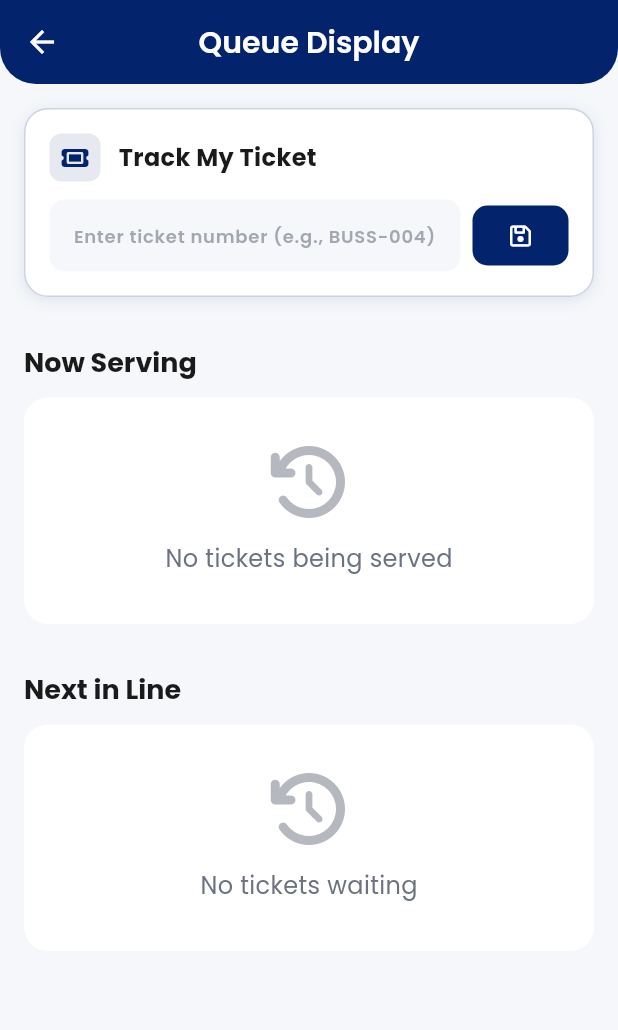
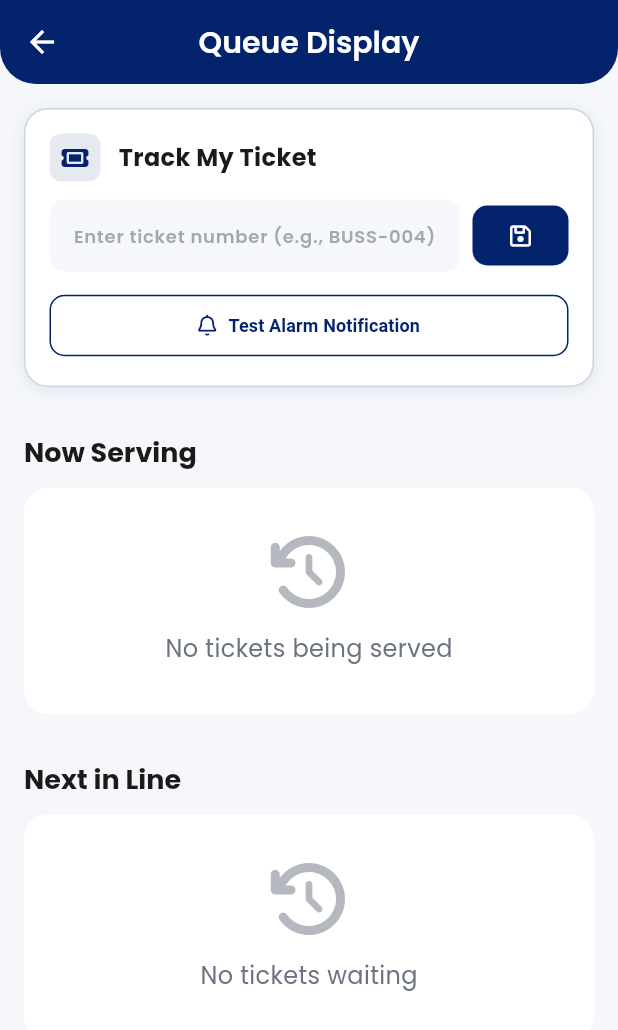
Before and after one commit to ZerpStvn/CPUQ-Mobile, a Flutter app: the screen it shows after launch, after a tap on "CQueue", on a phone screen of 412 x 824 dp. Shown: the top 1030 px of the screen. Run offline on Flutter 3.47's test engine with Material 3 defaults, Android fonts, the phone set to English and light mode, and no system bars; our stand-ins replace flutter_dotenv, flutter_local_notifications, flutter_riverpod, font_awesome_flutter, google_fonts, permission_handler and 2 more; accounts and stored records are empty.

Commit message:
Enhance notification system and update permissions
- Added new permissions for alarm and wake features in AndroidManifest.xml
- Refactored main.dart to initialize saved ticket service and listen for notifications
- Implemented global notification logic in queue_providers.dart
- Enhanced notification service with critical alerts and improved user feedback
- Updated queue_display_page.dart to include a test notification button
- Cleaned up UI elements in homepge.dart and queue_display_page.dart
- Added Podfile and Podfile.lock for iOS dependencies

```diff
--- a/lib/main.dart
+++ b/lib/main.dart
@@ -1,15 +1,16 @@
 import 'package:cpuq/services/notification_service.dart';
+import 'package:cpuq/services/saved_ticket_service.dart';
 import 'package:cpuq/services/supabase_service.dart';
 import 'package:cpuq/utils/global_theme.dart';
-import 'package:cpuq/view/homepge.dart';
 import 'package:cpuq/view/splash_screen.dart';
+import 'package:cpuq/providers/queue_providers.dart';
 import 'package:flutter/material.dart';
 import 'package:flutter/services.dart';
 import 'package:flutter_riverpod/flutter_riverpod.dart';
 
 void main() async {
   WidgetsFlutterBinding.ensureInitialized();
-//test
+
   // Initialize Supabase
   await SupabaseService.initialize();
 
@@ -28,11 +29,32 @@ void main() async {
   runApp(const ProviderScope(child: MyApp()));
 }
 
-class MyApp extends StatelessWidget {
+class MyApp extends ConsumerStatefulWidget {
   const MyApp({super.key});
 
   @override
+  ConsumerState<MyApp> createState() => _MyAppState();
+}
+
+class _MyAppState extends ConsumerState<MyApp> {
+  @override
+  void initState() {
+    super.initState();
+    _initSavedTicket();
+  }
+
+  Future<void> _initSavedTicket() async {
+    final ticket = await SavedTicketService.getSavedTicketNumber();
+    if (ticket != null) {
+      ref.read(savedTicketProvider.notifier).state = ticket;
+    }
+  }
+
+  @override
   Widget build(BuildContext context) {
+    // Start listening to the global notification provider
+    ref.listen(queueNotificationProvider, (_, __) {});
+
     return MaterialApp(
       title: 'CPU University',
       debugShowCheckedModeBanner: false,
--- a/lib/providers/queue_providers.dart
+++ b/lib/providers/queue_providers.dart
@@ -1,6 +1,8 @@
 import 'package:cpuq/models/queue/department.dart';
 import 'package:cpuq/models/queue/queue_ticket.dart';
 import 'package:cpuq/repositories/queue_repository.dart';
+import 'package:cpuq/services/notification_service.dart';
+import 'package:cpuq/services/saved_ticket_service.dart';
 import 'package:flutter_riverpod/flutter_riverpod.dart';
 
 // Repository provider
@@ -21,6 +23,9 @@ final waitingTicketsStreamProvider =
   final repository = ref.watch(queueRepositoryProvider);
   return repository.streamWaitingTickets(departmentId: departmentId);
 });
+
+// Provider for the saved ticket number (sync with SharedPreferences)
+final savedTicketProvider = StateProvider<String?>((ref) => null);
 
 // Info class for tracking a specific ticket
 class TrackedTicketInfo {
@@ -47,6 +52,46 @@ final myTrackedTicketProvider = Provider.family<TrackedTicketInfo, String>((ref,
   return TrackedTicketInfo(ticket: null, position: null);
 });
 
+// Global Notification Logic Provider
+// This provider is designed to be "listened" to at the app level
+final queueNotificationProvider = Provider((ref) {
+  final ticketNumber = ref.watch(savedTicketProvider);
+  if (ticketNumber == null) return;
+
+  // Track state to avoid duplicate notifications
+  String? lastNotifiedStatus;
+  int? lastNotifiedPosition;
+
+  ref.listen<TrackedTicketInfo>(myTrackedTicketProvider(ticketNumber), (previous, next) {
+    if (next.ticket == null) return;
+
+    final ticket = next.ticket!;
+    final position = next.position;
+
+    // 1. Check for Serving Status
+    if (ticket.status == 'serving' && lastNotifiedStatus != 'serving') {
+      lastNotifiedStatus = 'serving';
+      NotificationService().showNowServingNotification(
+        ticketNumber: ticket.ticketNumber,
+        windowName: ticket.windowName ?? 'Counter',
+      );
+    }
+    // 2. Check for Position Updates
+    else if (position != null && position != lastNotifiedPosition) {
+      if (position == 1) {
+        lastNotifiedPosition = 1;
+        NotificationService().showNextInLineNotification(ticketNumber: ticket.ticketNumber);
+      } else if (position <= 3) {
+        lastNotifiedPosition = position;
+        NotificationService().showPositionUpdateNotification(
+          ticketNumber: ticket.ticketNumber,
+          position: position,
+        );
+      }
+    }
+  });
+});
+
 // Stream provider for departments
 final departmentsStreamProvider = StreamProvider<List<Department>>((ref) {
   final repository = ref.watch(queueRepositoryProvider);
--- a/lib/view/homepge.dart
+++ b/lib/view/homepge.dart
@@ -359,7 +359,7 @@ class HomeContent extends StatelessWidget {
                 title: 'Grades',
                 subtitle: 'Check results',
                 icon: FontAwesomeIcons.chartLine,
-                gradient:LinearGradient(
+                gradient: LinearGradient(
                   begin: Alignment.topLeft,
                   end: Alignment.bottomRight,
                   colors: [Colors.grey[400]!, Colors.grey[600]!],
@@ -509,10 +509,11 @@ class HomeContent extends StatelessWidget {
       borderRadius: BorderRadius.circular(14),
       child: Column(
         mainAxisAlignment: MainAxisAlignment.center,
+        mainAxisSize: MainAxisSize.min,
         children: [
           Container(
-            width: 60,
-            height: 60,
+            width: 56,
+            height: 56,
             decoration: BoxDecoration(
               color: neutralWhite,
               borderRadius: BorderRadius.circular(14),
@@ -527,13 +528,14 @@ class HomeContent extends StatelessWidget {
             child: Center(
               child: FaIcon(
                 service.icon,
-                size: 26,
+                size: 24,
                 color: service.iconColor ?? primaryColor,
               ),
             ),
           ),
-          const SizedBox(height: 10),
-          Text(
+          const SizedBox(height: 6),
+          Flexible(
+            child: Text(
               service.title,
               style: Theme.of(context).textTheme.bodySmall?.copyWith(
                 fontWeight: FontWeight.w600,
@@ -543,6 +545,7 @@ class HomeContent extends StatelessWidget {
               textAlign: TextAlign.center,
               maxLines: 2,
               overflow: TextOverflow.ellipsis,
+            ),
           ),
         ],
       ),
--- a/lib/view/queue_display_page.dart
+++ b/lib/view/queue_display_page.dart
@@ -80,7 +80,9 @@ class _QueueDisplayPageState extends ConsumerState<QueueDisplayPage> {
     if (mounted) {
       ScaffoldMessenger.of(context).showSnackBar(
         SnackBar(
-          content: Text('Ticket $ticketNumber saved. You\'ll be notified when it\'s your turn!'),
+          content: Text(
+            'Ticket $ticketNumber saved. You\'ll be notified when it\'s your turn!',
+          ),
           backgroundColor: primaryColor,
         ),
       );
@@ -95,6 +97,26 @@ class _QueueDisplayPageState extends ConsumerState<QueueDisplayPage> {
       _lastNotifiedStatus = null;
       _lastNotifiedPosition = null;
     });
+  }
+
+  // Test notification method
+  Future<void> _sendTestNotification() async {
+    await NotificationService().showNowServingNotification(
+      ticketNumber: 'TEST-001',
+      windowName: 'Counter 1',
+    );
+
+    if (mounted) {
+      ScaffoldMessenger.of(context).showSnackBar(
+        const SnackBar(
+          content: Text(
+            'Test notification sent! Put app in background to see it.',
+          ),
+          backgroundColor: Colors.green,
+          duration: Duration(seconds: 3),
+        ),
+      );
+    }
   }
 
   // Handle notifications based on real-time ticket info
@@ -123,7 +145,9 @@ class _QueueDisplayPageState extends ConsumerState<QueueDisplayPage> {
         NotificationService().showNextInLineNotification(
           ticketNumber: ticket.ticketNumber,
         );
-      } else if (position > 1 && position <= 3 && _lastNotifiedPosition != position) {
+      } else if (position > 1 &&
+          position <= 3 &&
+          _lastNotifiedPosition != position) {
         _lastNotifiedPosition = position;
         NotificationService().showPositionUpdateNotification(
           ticketNumber: ticket.ticketNumber,
@@ -223,12 +247,30 @@ class _QueueDisplayPageState extends ConsumerState<QueueDisplayPage> {
                   ),
                   elevation: 0,
                 ),
-                child: const FaIcon(
-                  FontAwesomeIcons.floppyDisk,
-                  size: 16,
+                child: const FaIcon(FontAwesomeIcons.floppyDisk, size: 16),
+              ),
+            ],
+          ),
+          const SizedBox(height: 12),
+          // Test notification button
+          SizedBox(
+            width: double.infinity,
+            child: OutlinedButton.icon(
+              onPressed: _sendTestNotification,
+              style: OutlinedButton.styleFrom(
+                foregroundColor: primaryColor,
+                side: const BorderSide(color: primaryColor),
+                padding: const EdgeInsets.symmetric(vertical: 12),
+                shape: RoundedRectangleBorder(
+                  borderRadius: BorderRadius.circular(10),
                 ),
               ),
-            ],
+              icon: const FaIcon(FontAwesomeIcons.bell, size: 14),
+              label: const Text(
+                'Test Alarm Notification',
+                style: TextStyle(fontSize: 12, fontWeight: FontWeight.w600),
+              ),
+            ),
           ),
         ],
       ),
@@ -252,7 +294,9 @@ class _QueueDisplayPageState extends ConsumerState<QueueDisplayPage> {
         borderRadius: BorderRadius.circular(20),
         boxShadow: [
           BoxShadow(
-            color: (isServing ? primaryColor : secondaryColor).withValues(alpha: 0.3),
+            color: (isServing ? primaryColor : secondaryColor).withValues(
+              alpha: 0.3,
+            ),
             blurRadius: 16,
             offset: const Offset(0, 6),
           ),
@@ -369,6 +413,14 @@ class _QueueDisplayPageState extends ConsumerState<QueueDisplayPage> {
             ),
           ] else if (!isServing && position != null) ...[
             const SizedBox(height: 12),
+            Text(
+              'Your position in line: $position',
+              style: TextStyle(
+                color: textDark.withValues(alpha: 0.8),
+                fontSize: 14,
+                fontWeight: FontWeight.w600,
+              ),
+            ),
           ],
         ],
       ),
@@ -407,10 +459,7 @@ class _QueueDisplayPageState extends ConsumerState<QueueDisplayPage> {
                 const SizedBox(height: 4),
                 Text(
                   'Ticket $_savedTicketNumber may have been completed',
-                  style: TextStyle(
-                    fontSize: 12,
-                    color: textGray,
-                  ),
+                  style: TextStyle(fontSize: 12, color: textGray),
                 ),
               ],
             ),
@@ -459,7 +508,9 @@ class _QueueDisplayPageState extends ConsumerState<QueueDisplayPage> {
           if (_savedTicketNumber != null)
             Consumer(
               builder: (context, ref, child) {
-                final info = ref.watch(myTrackedTicketProvider(_savedTicketNumber!));
+                final info = ref.watch(
+                  myTrackedTicketProvider(_savedTicketNumber!),
+                );
 
                 // Trigger notifications here based on state changes
                 WidgetsBinding.instance.addPostFrameCallback((_) {
@@ -481,7 +532,10 @@ class _QueueDisplayPageState extends ConsumerState<QueueDisplayPage> {
               builder: (context, ref, child) {
                 String? deptId;
                 if (_savedTicketNumber != null) {
-                  deptId = ref.watch(myTrackedTicketProvider(_savedTicketNumber!)).ticket?.departmentId;
+                  deptId = ref
+                      .watch(myTrackedTicketProvider(_savedTicketNumber!))
+                      .ticket
+                      ?.departmentId;
                 }
                 return _buildQueueDisplay(context, ref, deptId);
               },
@@ -497,10 +551,12 @@ class _QueueDisplayPageState extends ConsumerState<QueueDisplayPage> {
     WidgetRef ref,
     String? departmentId,
   ) {
-    final servingTicketsAsync =
-        ref.watch(servingTicketsStreamProvider(departmentId));
-    final waitingTicketsAsync =
-        ref.watch(waitingTicketsStreamProvider(departmentId));
+    final servingTicketsAsync = ref.watch(
+      servingTicketsStreamProvider(departmentId),
+    );
+    final waitingTicketsAsync = ref.watch(
+      waitingTicketsStreamProvider(departmentId),
+    );
 
     return RefreshIndicator(
       onRefresh: () async {
@@ -619,17 +675,15 @@ class _QueueDisplayPageState extends ConsumerState<QueueDisplayPage> {
           ),
           // Data Rows
           ...sortedTickets.map((ticket) {
-            final isLast = sortedTickets.indexOf(ticket) == sortedTickets.length - 1;
+            final isLast =
+                sortedTickets.indexOf(ticket) == sortedTickets.length - 1;
             return Container(
               padding: const EdgeInsets.symmetric(vertical: 16, horizontal: 20),
               decoration: BoxDecoration(
                 border: isLast
                     ? null
                     : Border(
-                        bottom: BorderSide(
-                          color: backgroundGray,
-                          width: 1,
-                        ),
+                        bottom: BorderSide(color: backgroundGray, width: 1),
                       ),
               ),
               child: Row(
@@ -666,7 +720,7 @@ class _QueueDisplayPageState extends ConsumerState<QueueDisplayPage> {
   }
 
   Widget _buildWaitingTickets(BuildContext context, List tickets) {
-    // Show only the next 10 tickets
+    // Show only the next 5 tickets
     final displayTickets = tickets.take(5).toList();
 
     return Container(
@@ -694,7 +748,10 @@ class _QueueDisplayPageState extends ConsumerState<QueueDisplayPage> {
         itemBuilder: (context, index) {
           final ticket = displayTickets[index];
           return ListTile(
-            contentPadding: const EdgeInsets.symmetric(horizontal: 20, vertical: 8),
+            contentPadding: const EdgeInsets.symmetric(
+              horizontal: 20,
+              vertical: 8,
+            ),
             leading: CircleAvatar(
               backgroundColor: primaryColor.withValues(alpha: 0.1),
               child: Text(
@@ -714,10 +771,14 @@ class _QueueDisplayPageState extends ConsumerState<QueueDisplayPage> {
                 color: textDark,
               ),
             ),
-            subtitle: ticket.studentName != null
-              ? Text(ticket.studentName!, style: const TextStyle(color: textGray, fontSize: 13))
-              : null,
-            trailing: const Icon(Icons.chevron_right, color: Colors.grey, size: 16),
+            // subtitle: ticket.studentName != null
+            //  ? Text(ticket.studentName!, style: const TextStyle(color: textGray, fontSize: 13))
+            //  : null,
+            trailing: const Icon(
+              Icons.chevron_right,
+              color: Colors.grey,
+              size: 16,
+            ),
           );
         },
       ),
@@ -740,13 +801,7 @@ class _QueueDisplayPageState extends ConsumerState<QueueDisplayPage> {
               color: textGray.withValues(alpha: 0.5),
             ),
             const SizedBox(height: 16),
-            Text(
-              message,
-              style: TextStyle(
-                color: textGray,
-                fontSize: 16,
-              ),
-            ),
+            Text(message, style: TextStyle(color: textGray, fontSize: 16)),
           ],
         ),
       ),
@@ -771,18 +826,12 @@ class _QueueDisplayPageState extends ConsumerState<QueueDisplayPage> {
             const SizedBox(height: 16),
             Text(
               'Error loading data',
-              style: TextStyle(
-                color: textGray,
-                fontSize: 16,
-              ),
+              style: TextStyle(color: textGray, fontSize: 16),
             ),
             const SizedBox(height: 8),
             Text(
               error,
-              style: TextStyle(
-                color: textGray,
-                fontSize: 12,
-              ),
+              style: TextStyle(color: textGray, fontSize: 12),
               textAlign: TextAlign.center,
             ),
           ],
@@ -809,16 +858,23 @@ class _QueueDisplayPageState extends ConsumerState<QueueDisplayPage> {
               ),
             ),
           ),
-          ...List.generate(2, (index) => Container(
+          ...List.generate(
+            2,
+            (index) => Container(
               padding: const EdgeInsets.all(16),
               child: Row(
                 children: [
-                Expanded(child: Container(height: 20, color: Colors.grey[200])),
+                  Expanded(
+                    child: Container(height: 20, color: Colors.grey[200]),
+                  ),
                   const SizedBox(width: 20),
-                Expanded(child: Container(height: 20, color: Colors.grey[200])),
+                  Expanded(
+                    child: Container(height: 20, color: Colors.grey[200]),
+                  ),
                 ],
               ),
-          )),
+            ),
+          ),
         ],
       ),
     );
@@ -834,7 +890,8 @@ class _QueueDisplayPageState extends ConsumerState<QueueDisplayPage> {
         shrinkWrap: true,
         physics: const NeverScrollableScrollPhysics(),
         itemCount: 5,
-        separatorBuilder: (context, index) => Divider(color: backgroundGray, height: 1),
+        separatorBuilder: (context, index) =>
+            Divider(color: backgroundGray, height: 1),
         itemBuilder: (context, index) => ListTile(
           leading: CircleAvatar(backgroundColor: Colors.grey[200]),
           title: Container(height: 16, width: 80, color: Colors.grey[200]),
```
Also changed, not shown: lib/services/notification_service.dart (+63 -14 lines), 4 other files. Lines whose indentation alone changed are shown as unchanged.
